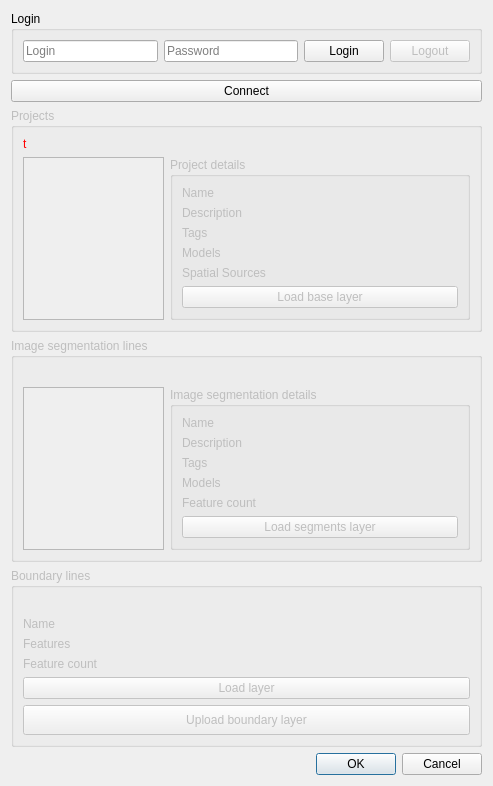
The window that BoundaryDelineationIts4landWindow.ui (its4land/qgis-boundary-delineation) describes before a commit, drawn with Qt 5.
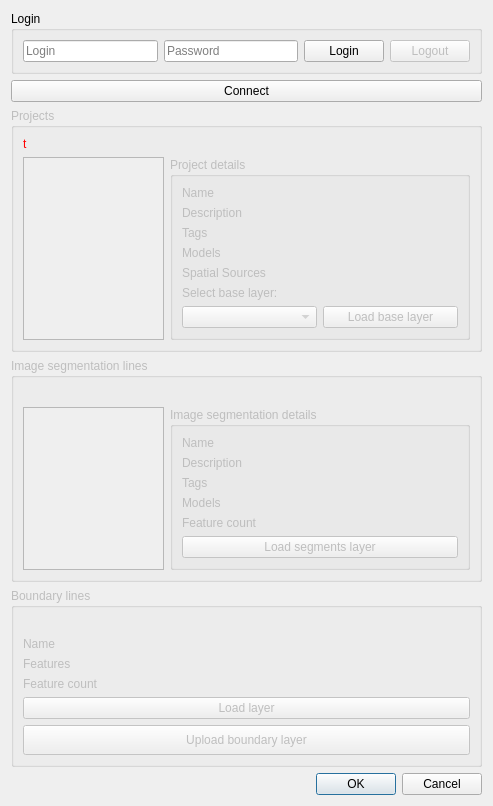
The same window after the commit. Custom widgets are drawn as their Qt base class.

Commit message:
fix: slowly moving to better integration with its4land
feat: added full its4land support

```diff
--- a/BoundaryDelineationIts4landWindow.ui
+++ b/BoundaryDelineationIts4landWindow.ui
@@ -7,7 +7,7 @@
     <x>0</x>
     <y>0</y>
     <width>493</width>
-    <height>683</height>
+    <height>788</height>
    </rect>
   </property>
   <property name="windowTitle">
@@ -284,13 +284,27 @@
            </item>
           </layout>
          </item>
-         <item row="1" column="0">
+         <item row="2" column="0">
+          <layout class="QHBoxLayout" name="horizontalLayout_4">
+           <item>
+            <widget class="QComboBox" name="projectsBaseLayersComboBox"/>
+           </item>
+           <item>
           <widget class="QPushButton" name="projectsLoadBaseLayerButton">
            <property name="enabled">
             <bool>false</bool>
            </property>
            <property name="text">
             <string>Load base layer</string>
+             </property>
+            </widget>
+           </item>
+          </layout>
+         </item>
+         <item row="1" column="0">
+          <widget class="QLabel" name="label">
+           <property name="text">
+            <string>Select base layer:</string>
            </property>
           </widget>
          </item>
```
Lines whose indentation alone changed are shown as unchanged. The commit also changes 15 other files.
